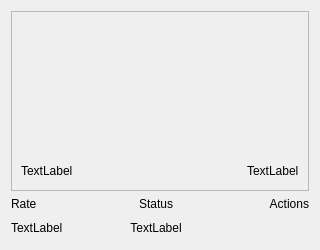
xbryan25/hotel-management-system, file ui_files/grid_rooms_frame.ui: the form before one commit.
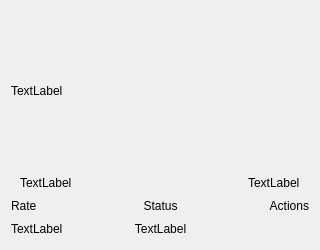
The form after the commit.

Commit message: feat(rooms_page): load images to grid room view and list grid view

The edit to the form file:
```diff
--- a/ui_files/grid_rooms_frame.ui
+++ b/ui_files/grid_rooms_frame.ui
@@ -41,93 +41,82 @@
    <property name="verticalSpacing">
     <number>3</number>
    </property>
-   <item row="0" column="0" colspan="5">
-    <widget class="QFrame" name="image_frame">
-     <property name="frameShape">
-      <enum>QFrame::StyledPanel</enum>
+   <item row="3" column="0">
+    <widget class="QLabel" name="rate_value_label">
+     <property name="minimumSize">
+      <size>
+       <width>75</width>
+       <height>0</height>
+      </size>
      </property>
-     <property name="frameShadow">
-      <enum>QFrame::Raised</enum>
+     <property name="text">
+      <string>TextLabel</string>
      </property>
-     <layout class="QGridLayout" name="gridLayout_7">
-      <item row="0" column="1">
-       <spacer name="vs_1">
-        <property name="orientation">
-         <enum>Qt::Vertical</enum>
-        </property>
-        <property name="sizeHint" stdset="0">
-         <size>
-          <width>20</width>
-          <height>126</height>
-         </size>
-        </property>
-       </spacer>
-      </item>
-      <item row="1" column="0">
-       <widget class="QLabel" name="room_num_and_title_label">
-        <property name="text">
-         <string>TextLabel</string>
-        </property>
-       </widget>
-      </item>
-      <item row="1" column="2">
-       <widget class="QLabel" name="capacity_icon_label">
-        <property name="minimumSize">
-         <size>
-          <width>30</width>
-          <height>0</height>
-         </size>
-        </property>
-        <property name="text">
-         <string/>
-        </property>
-       </widget>
-      </item>
-      <item row="1" column="3">
-       <widget class="QLabel" name="capacity_label">
-        <property name="text">
-         <string>TextLabel</string>
-        </property>
-       </widget>
-      </item>
-      <item row="1" column="1">
-       <spacer name="hs_5">
-        <property name="orientation">
-         <enum>Qt::Horizontal</enum>
-        </property>
-        <property name="sizeHint" stdset="0">
-         <size>
-          <width>40</width>
-          <height>20</height>
-         </size>
-        </property>
-       </spacer>
-      </item>
-     </layout>
     </widget>
    </item>
-   <item row="1" column="0">
+   <item row="3" column="1">
+    <spacer name="hs_1">
+     <property name="orientation">
+      <enum>Qt::Horizontal</enum>
+     </property>
+     <property name="sizeHint" stdset="0">
+      <size>
+       <width>61</width>
+       <height>20</height>
+      </size>
+     </property>
+    </spacer>
+   </item>
+   <item row="3" column="3">
+    <spacer name="hs_2">
+     <property name="orientation">
+      <enum>Qt::Horizontal</enum>
+     </property>
+     <property name="sizeHint" stdset="0">
+      <size>
+       <width>60</width>
+       <height>20</height>
+      </size>
+     </property>
+    </spacer>
+   </item>
+   <item row="3" column="2">
+    <widget class="QLabel" name="status_value_label">
+     <property name="minimumSize">
+      <size>
+       <width>75</width>
+       <height>0</height>
+      </size>
+     </property>
+     <property name="text">
+      <string>TextLabel</string>
+     </property>
+     <property name="alignment">
+      <set>Qt::AlignCenter</set>
+     </property>
+    </widget>
+   </item>
+   <item row="2" column="0">
     <widget class="QLabel" name="rate_label">
+     <property name="minimumSize">
+      <size>
+       <width>75</width>
+       <height>0</height>
+      </size>
+     </property>
      <property name="text">
       <string>Rate</string>
      </property>
     </widget>
    </item>
-   <item row="1" column="1">
-    <spacer name="hs_3">
-     <property name="orientation">
-      <enum>Qt::Horizontal</enum>
-     </property>
-     <property name="sizeHint" stdset="0">
-      <size>
-       <width>61</width>
-       <height>20</height>
-      </size>
-     </property>
-    </spacer>
-   </item>
-   <item row="1" column="2">
+   <item row="2" column="2">
     <widget class="QLabel" name="status_label">
+     <property name="minimumSize">
+      <size>
+       <width>75</width>
+       <height>0</height>
+      </size>
+     </property>
      <property name="text">
       <string>Status</string>
      </property>
@@ -136,21 +125,14 @@
      </property>
     </widget>
    </item>
-   <item row="1" column="3">
-    <spacer name="hs_4">
-     <property name="orientation">
-      <enum>Qt::Horizontal</enum>
-     </property>
-     <property name="sizeHint" stdset="0">
-      <size>
-       <width>60</width>
-       <height>20</height>
-      </size>
-     </property>
-    </spacer>
-   </item>
-   <item row="1" column="4">
+   <item row="2" column="4">
     <widget class="QLabel" name="actions_label">
+     <property name="minimumSize">
+      <size>
+       <width>75</width>
+       <height>0</height>
+      </size>
+     </property>
      <property name="maximumSize">
       <size>
        <width>16777215</width>
@@ -165,15 +147,8 @@
      </property>
     </widget>
    </item>
-   <item row="2" column="0">
-    <widget class="QLabel" name="rate_value_label">
-     <property name="text">
-      <string>TextLabel</string>
-     </property>
-    </widget>
-   </item>
    <item row="2" column="1">
-    <spacer name="hs_1">
+    <spacer name="hs_3">
      <property name="orientation">
       <enum>Qt::Horizontal</enum>
      </property>
@@ -185,18 +160,8 @@
      </property>
     </spacer>
    </item>
-   <item row="2" column="2">
-    <widget class="QLabel" name="status_value_label">
-     <property name="text">
-      <string>TextLabel</string>
-     </property>
-     <property name="alignment">
-      <set>Qt::AlignCenter</set>
-     </property>
-    </widget>
-   </item>
    <item row="2" column="3">
-    <spacer name="hs_2">
+    <spacer name="hs_4">
      <property name="orientation">
       <enum>Qt::Horizontal</enum>
      </property>
@@ -208,7 +173,71 @@
      </property>
     </spacer>
    </item>
-   <item row="2" column="4">
+   <item row="1" column="0" colspan="5">
+    <widget class="QFrame" name="contents_frame">
+     <property name="minimumSize">
+      <size>
+       <width>0</width>
+       <height>27</height>
+      </size>
+     </property>
+     <property name="frameShape">
+      <enum>QFrame::NoFrame</enum>
+     </property>
+     <property name="frameShadow">
+      <enum>QFrame::Raised</enum>
+     </property>
+     <layout class="QHBoxLayout" name="horizontalLayout">
+      <property name="topMargin">
+       <number>6</number>
+      </property>
+      <property name="bottomMargin">
+       <number>0</number>
+      </property>
+      <item>
+       <widget class="QLabel" name="room_num_and_title_label">
+        <property name="text">
+         <string>TextLabel</string>
+        </property>
+       </widget>
+      </item>
+      <item>
+       <spacer name="hs_5">
+        <property name="orientation">
+         <enum>Qt::Horizontal</enum>
+        </property>
+        <property name="sizeHint" stdset="0">
+         <size>
+          <width>139</width>
+          <height>18</height>
+         </size>
+        </property>
+       </spacer>
+      </item>
+      <item>
+       <widget class="QLabel" name="capacity_icon_label">
+        <property name="minimumSize">
+         <size>
+          <width>30</width>
+          <height>0</height>
+         </size>
+        </property>
+        <property name="text">
+         <string/>
+        </property>
+       </widget>
+      </item>
+      <item>
+       <widget class="QLabel" name="capacity_label">
+        <property name="text">
+         <string>TextLabel</string>
+        </property>
+       </widget>
+      </item>
+     </layout>
+    </widget>
+   </item>
+   <item row="3" column="4">
     <widget class="QFrame" name="buttons_frame">
      <property name="sizePolicy">
       <sizepolicy hsizetype="Minimum" vsizetype="Preferred">
@@ -306,6 +335,22 @@
      </layout>
     </widget>
    </item>
+   <item row="0" column="0" colspan="5">
+    <widget class="QLabel" name="room_image_label">
+     <property name="minimumSize">
+      <size>
+       <width>0</width>
+       <height>160</height>
+      </size>
+     </property>
+     <property name="text">
+      <string>TextLabel</string>
+     </property>
+     <property name="scaledContents">
+      <bool>true</bool>
+     </property>
+    </widget>
+   </item>
   </layout>
  </widget>
  <resources/>
```
The commit also changes 7 other files.
